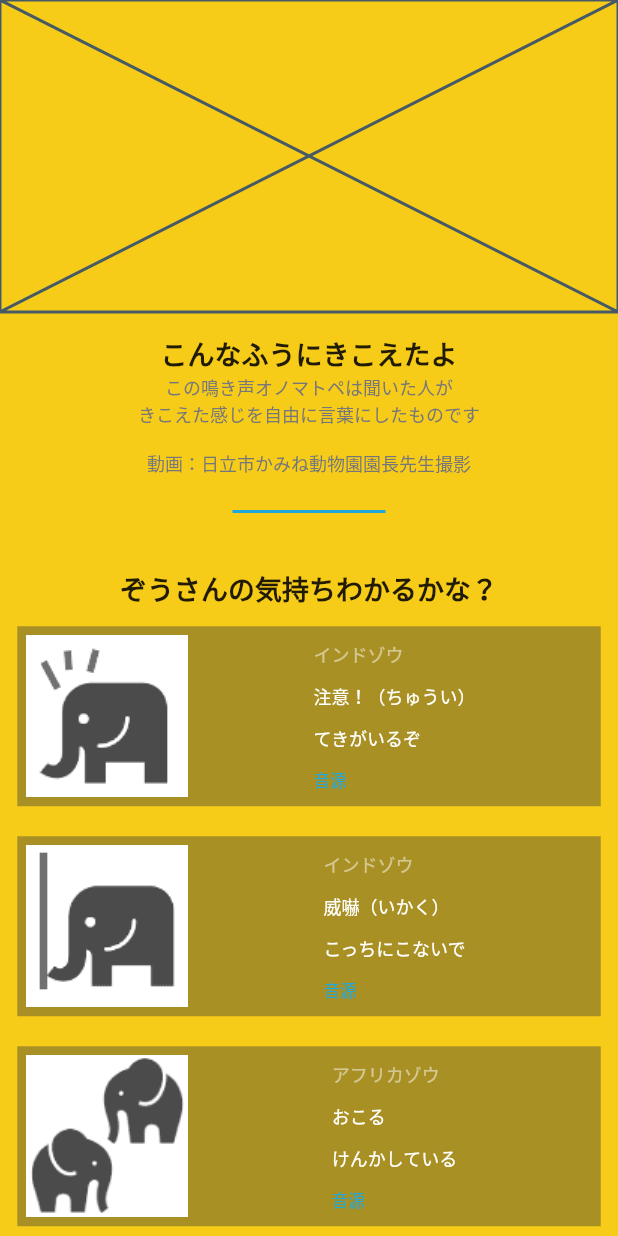
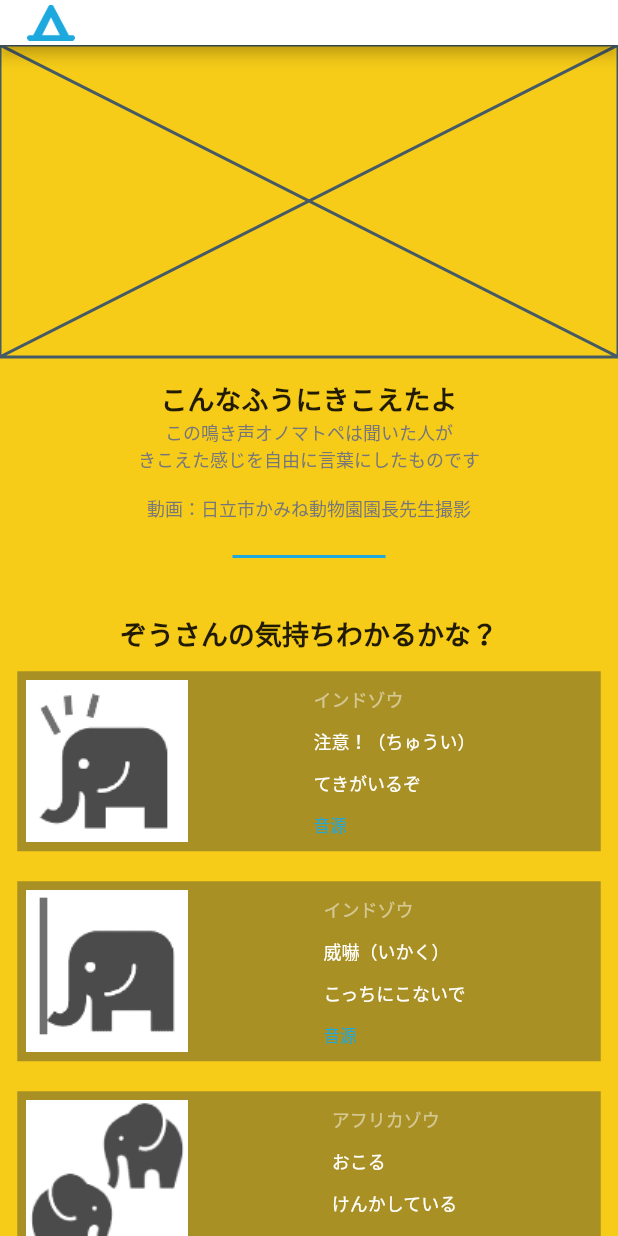
Before and after one commit to ProjectMCR/mcr, a Flutter app: the screen it shows after launch, on a phone screen of 412 x 824 dp. Run offline on Flutter 3.47's test engine with Material 2 defaults, Android fonts, the phone set to English and light mode, and no system bars.

Commit message:
AnimalPageにAppBarを追加

```diff
--- a/lib/main.dart
+++ b/lib/main.dart
@@ -12,10 +12,7 @@ class MyApp extends StatelessWidget {
   @override
   Widget build(BuildContext context) {
     return MaterialApp(
-      title: 'Flutter Demo',
-      theme: ThemeData(
-        primarySwatch: Colors.blue,
-      ),
+      title: 'どうぶつオノマトペ',
       home: AnimalPage(),
     );
   }
--- a/lib/pages/animal_page.dart
+++ b/lib/pages/animal_page.dart
@@ -51,6 +51,24 @@ class AnimalPage extends StatelessWidget {
     return SafeArea(
       child: Scaffold(
         backgroundColor: AnimalOnomatopoeiaColor.yellow,
+        appBar: PreferredSize(
+          preferredSize: const Size.fromHeight(30.0),
+          child: AppBar(
+            backgroundColor: Colors.white,
+            leadingWidth: 50,
+            leading: Padding(
+              padding: const EdgeInsets.only(left: 18),
+              child: InkWell(
+                onTap: () {
+                  // TODO(shimizu-saffle): HomePageに戻る
+                },
+                child: Image.asset(
+                  'assets/images/home_icon.png',
+                ),
+              ),
+            ),
+          ),
+        ),
         body: SingleChildScrollView(
           child: Column(
             children: [
```
Also changed, not shown: assets/images/home_icon.png (added).
